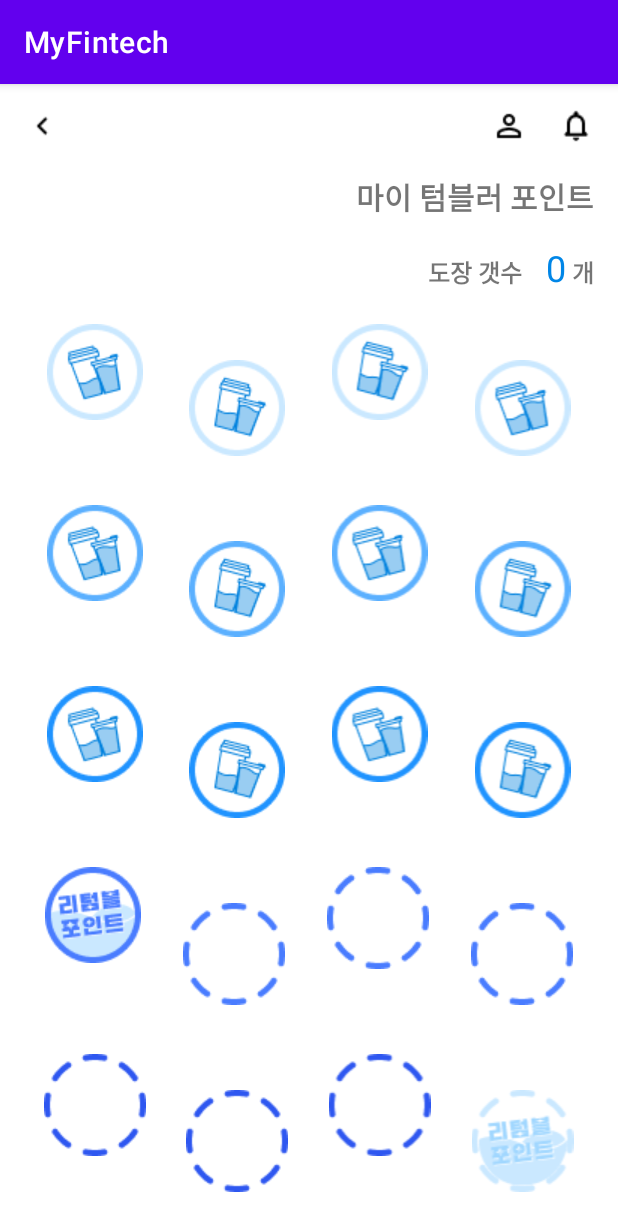
After one commit to MoneyAdd/MyFintech2, an Android app: the StampActivity screen opened directly, with no data from a screen before it, on a phone screen of 412 x 824 dp. The commit adds this screen. Shown: the top 1231 px of the screen. Run offline under Robolectric (Android 15) with nearby library versions, the phone set to English and light mode, and no system bars.

Commit message:
xml추가

```diff
--- a/app/src/main/AndroidManifest.xml
+++ b/app/src/main/AndroidManifest.xml
@@ -10,6 +10,9 @@
         android:supportsRtl="true"
         android:theme="@style/Theme.MyFintech">
         <activity
+            android:name=".StampActivity"
+            android:exported="false" />
+        <activity
             android:name=".MainActivity"
             android:exported="true">
             <intent-filter>
--- /dev/null
+++ b/app/src/main/java/com/cookandroid/myfintech/StampActivity.java
@@ -0,0 +1,16 @@
+package com.cookandroid.myfintech;
+
+import androidx.appcompat.app.AppCompatActivity;
+
+import android.os.Bundle;
+
+public class StampActivity extends AppCompatActivity {
+
+    @Override
+    protected void onCreate(Bundle savedInstanceState) {
+        super.onCreate(savedInstanceState);
+        setContentView(R.layout.activity_stamp);
+
+
+    }
+}
--- a/app/src/main/res/layout/activity_main.xml
+++ b/app/src/main/res/layout/activity_main.xml
@@ -9,7 +9,7 @@
     <TextView
         android:layout_width="wrap_content"
         android:layout_height="wrap_content"
-        android:text="3333333333333"
+        android:text="11111111111"
         app:layout_constraintBottom_toBottomOf="parent"
         app:layout_constraintLeft_toLeftOf="parent"
         app:layout_constraintRight_toRightOf="parent"
--- /dev/null
+++ b/app/src/main/res/layout/activity_stamp.xml
@@ -0,0 +1,309 @@
+<?xml version="1.0" encoding="utf-8"?>
+<LinearLayout xmlns:android="http://schemas.android.com/apk/res/android"
+    xmlns:app="http://schemas.android.com/apk/res-auto"
+    xmlns:tools="http://schemas.android.com/tools"
+    android:layout_width="match_parent"
+    android:layout_height="match_parent"
+    android:orientation="vertical"
+    tools:context=".StampActivity">
+    <LinearLayout
+        android:layout_width="match_parent"
+        android:layout_height="wrap_content">
+        <ImageView
+            android:layout_width="wrap_content"
+            android:layout_height="wrap_content"
+            android:layout_marginTop="16dp"
+            android:layout_marginLeft="16dp"
+            android:src="@drawable/chevron_left"/>
+        <View
+            android:layout_width="0dp"
+            android:layout_height="0dp"
+            android:layout_weight="1"
+            />
+        <ImageView
+            android:layout_width="wrap_content"
+            android:layout_height="wrap_content"
+            android:layout_marginTop="16dp"
+            android:layout_marginRight="20.41dp"
+            android:src="@drawable/person_outline"/>
+        <ImageView
+            android:layout_width="wrap_content"
+            android:layout_height="wrap_content"
+            android:layout_marginTop="16dp"
+            android:layout_marginRight="16dp"
+            android:src="@drawable/notifications_none"/>
+    </LinearLayout>
+    <LinearLayout
+        android:layout_width="match_parent"
+        android:layout_height="wrap_content"
+        android:layout_marginTop="20dp"
+        android:gravity="right"
+        android:orientation="vertical">
+        <TextView
+            android:layout_width="wrap_content"
+            android:layout_height="wrap_content"
+            android:text="마이 텀블러 포인트"
+            android:layout_marginRight="16dp"
+            android:textSize="20dp"
+            android:textStyle="bold"/>
+        <LinearLayout
+            android:layout_width="wrap_content"
+            android:layout_height="wrap_content"
+            android:layout_marginTop="16dp"
+            android:gravity="right"
+            android:orientation="horizontal">
+        <TextView
+            android:layout_width="wrap_content"
+            android:layout_height="wrap_content"
+            android:text="도장 갯수"
+            android:layout_marginRight="16dp"
+            android:textSize="16dp"
+            android:textStyle="bold"/>
+            <TextView
+                android:layout_width="wrap_content"
+                android:layout_height="wrap_content"
+                android:layout_marginRight="4dp"
+                android:text="0"
+                android:textSize="24dp"
+                android:textColor="#0086E7"/>
+            <TextView
+                android:layout_width="wrap_content"
+                android:layout_height="wrap_content"
+                android:layout_marginRight="16dp"
+                android:text="개"
+                android:textSize="16dp"
+                android:textStyle="bold"/>
+        </LinearLayout>
+    </LinearLayout>
+    <LinearLayout
+        android:layout_width="match_parent"
+        android:layout_height="wrap_content"
+        android:layout_weight="1"
+        android:layout_marginTop="21dp"
+        app:layout_constraintBottom_toBottomOf="parent"
+        app:layout_constraintEnd_toEndOf="parent"
+        app:layout_constraintStart_toStartOf="parent">
+
+        <ImageView
+            android:layout_width="wrap_content"
+            android:layout_height="wrap_content"
+
+            android:layout_weight="1"
+            android:layout_marginStart="16dp"
+            android:layout_marginBottom="24dp"
+            android:src="@drawable/frame29"
+            app:layout_constraintBottom_toBottomOf="parent"
+            app:layout_constraintStart_toStartOf="parent" />
+
+        <ImageView
+            android:layout_width="wrap_content"
+            android:layout_height="wrap_content"
+            android:layout_weight="1"
+            android:layout_marginTop="24dp"
+            android:src="@drawable/frame30"
+            app:layout_constraintBottom_toBottomOf="parent"
+            app:layout_constraintStart_toStartOf="parent" />
+        <ImageView
+            android:layout_width="wrap_content"
+            android:layout_height="wrap_content"
+            android:layout_weight="1"
+            android:layout_marginBottom="24dp"
+            android:src="@drawable/frame30"
+            app:layout_constraintBottom_toBottomOf="parent"
+            app:layout_constraintStart_toStartOf="parent" />
+        <ImageView
+            android:layout_width="wrap_content"
+            android:layout_height="wrap_content"
+            android:layout_weight="1"
+            android:layout_marginRight="16dp"
+            android:layout_marginTop="24dp"
+            android:src="@drawable/frame29"
+            app:layout_constraintBottom_toBottomOf="parent"
+            app:layout_constraintStart_toStartOf="parent" />
+
+    </LinearLayout>
+    <LinearLayout
+        android:layout_width="match_parent"
+        android:layout_height="wrap_content"
+        android:layout_weight="1"
+        app:layout_constraintBottom_toBottomOf="parent"
+        app:layout_constraintEnd_toEndOf="parent"
+        app:layout_constraintStart_toStartOf="parent">
+
+        <ImageView
+            android:layout_width="wrap_content"
+            android:layout_height="wrap_content"
+
+            android:layout_weight="1"
+            android:layout_marginStart="16dp"
+            android:layout_marginBottom="24dp"
+            android:src="@drawable/frame33"
+            app:layout_constraintBottom_toBottomOf="parent"
+            app:layout_constraintStart_toStartOf="parent" />
+
+        <ImageView
+            android:layout_width="wrap_content"
+            android:layout_height="wrap_content"
+            android:layout_weight="1"
+            android:layout_marginTop="24dp"
+            android:src="@drawable/frame36"
+            app:layout_constraintBottom_toBottomOf="parent"
+            app:layout_constraintStart_toStartOf="parent" />
+        <ImageView
+            android:layout_width="wrap_content"
+            android:layout_height="wrap_content"
+            android:layout_weight="1"
+            android:layout_marginBottom="24dp"
+            android:src="@drawable/frame33"
+            app:layout_constraintBottom_toBottomOf="parent"
+            app:layout_constraintStart_toStartOf="parent" />
+        <ImageView
+            android:layout_width="wrap_content"
+            android:layout_height="wrap_content"
+            android:layout_weight="1"
+            android:layout_marginRight="16dp"
+            android:layout_marginTop="24dp"
+            android:src="@drawable/frame36"
+            app:layout_constraintBottom_toBottomOf="parent"
+            app:layout_constraintStart_toStartOf="parent" />
+
+    </LinearLayout>
+    <LinearLayout
+        android:layout_width="match_parent"
+        android:layout_height="wrap_content"
+        android:layout_weight="1"
+        app:layout_constraintBottom_toBottomOf="parent"
+        app:layout_constraintEnd_toEndOf="parent"
+        app:layout_constraintStart_toStartOf="parent">
+
+        <ImageView
+            android:layout_width="wrap_content"
+            android:layout_height="wrap_content"
+
+            android:layout_weight="1"
+            android:layout_marginStart="16dp"
+            android:layout_marginBottom="24dp"
+            android:src="@drawable/frame37"
+            app:layout_constraintBottom_toBottomOf="parent"
+            app:layout_constraintStart_toStartOf="parent" />
+
+        <ImageView
+            android:layout_width="wrap_content"
+            android:layout_height="wrap_content"
+            android:layout_weight="1"
+            android:layout_marginTop="24dp"
+            android:src="@drawable/frame40"
+            app:layout_constraintBottom_toBottomOf="parent"
+            app:layout_constraintStart_toStartOf="parent" />
+        <ImageView
+            android:layout_width="wrap_content"
+            android:layout_height="wrap_content"
+            android:layout_weight="1"
+            android:layout_marginBottom="24dp"
+            android:src="@drawable/frame37"
+            app:layout_constraintBottom_toBottomOf="parent"
+            app:layout_constraintStart_toStartOf="parent" />
+        <ImageView
+            android:layout_width="wrap_content"
+            android:layout_height="wrap_content"
+            android:layout_weight="1"
+            android:layout_marginRight="16dp"
+            android:layout_marginTop="24dp"
+            android:src="@drawable/frame40"
+            app:layout_constraintBottom_toBottomOf="parent"
+            app:layout_constraintStart_toStartOf="parent" />
+
+    </LinearLayout>
+    <LinearLayout
+        android:layout_width="match_parent"
+        android:layout_height="wrap_content"
+        android:layout_weight="1"
+        app:layout_constraintBottom_toBottomOf="parent"
+        app:layout_constraintEnd_toEndOf="parent"
+        app:layout_constraintStart_toStartOf="parent">
+
+        <ImageView
+            android:layout_width="wrap_content"
+            android:layout_height="wrap_content"
+
+            android:layout_weight="1"
+            android:layout_marginStart="16dp"
+            android:layout_marginBottom="24dp"
+            android:src="@drawable/frame56"
+            app:layout_constraintBottom_toBottomOf="parent"
+            app:layout_constraintStart_toStartOf="parent" />
+
+        <ImageView
+            android:layout_width="wrap_content"
+            android:layout_height="wrap_content"
+            android:layout_weight="1"
+            android:layout_marginTop="24dp"
+            android:src="@drawable/frame42"
+            app:layout_constraintBottom_toBottomOf="parent"
+            app:layout_constraintStart_toStartOf="parent" />
+        <ImageView
+            android:layout_width="wrap_content"
+            android:layout_height="wrap_content"
+            android:layout_weight="1"
+            android:layout_marginBottom="24dp"
+            android:src="@drawable/frame42"
+            app:layout_constraintBottom_toBottomOf="parent"
+            app:layout_constraintStart_toStartOf="parent" />
+        <ImageView
+            android:layout_width="wrap_content"
+            android:layout_height="wrap_content"
+            android:layout_weight="1"
+            android:layout_marginRight="16dp"
+            android:layout_marginTop="24dp"
+            android:src="@drawable/frame42"
+            app:layout_constraintBottom_toBottomOf="parent"
+            app:layout_constraintStart_toStartOf="parent" />
+
+    </LinearLayout>
+    <LinearLayout
+        android:layout_width="match_parent"
+        android:layout_height="wrap_content"
+        android:layout_marginBottom="29dp"
+        app:layout_constraintBottom_toBottomOf="parent"
+        app:layout_constraintEnd_toEndOf="parent"
+        app:layout_constraintStart_toStartOf="parent">
+
+        <ImageView
+            android:layout_width="wrap_content"
+            android:layout_height="wrap_content"
+
+            android:layout_weight="1"
+            android:layout_marginStart="16dp"
+            android:layout_marginBottom="24dp"
+            android:src="@drawable/frame48"
+            app:layout_constraintBottom_toBottomOf="parent"
+            app:layout_constraintStart_toStartOf="parent" />
+
+        <ImageView
+            android:layout_width="wrap_content"
+            android:layout_height="wrap_content"
+            android:layout_weight="1"
+            android:layout_marginTop="24dp"
+            android:src="@drawable/frame48"
+            app:layout_constraintBottom_toBottomOf="parent"
+            app:layout_constraintStart_toStartOf="parent" />
+        <ImageView
+            android:layout_width="wrap_content"
+            android:layout_height="wrap_content"
+            android:layout_weight="1"
+            android:layout_marginBottom="24dp"
+            android:src="@drawable/frame48"
+            app:layout_constraintBottom_toBottomOf="parent"
+            app:layout_constraintStart_toStartOf="parent" />
+        <ImageView
+            android:layout_width="wrap_content"
+            android:layout_height="wrap_content"
+            android:layout_weight="1"
+            android:layout_marginRight="16dp"
+            android:layout_marginTop="24dp"
+            android:src="@drawable/frame56_1"
+            app:layout_constraintBottom_toBottomOf="parent"
+            app:layout_constraintStart_toStartOf="parent" />
+
+    </LinearLayout>
+</LinearLayout>
```
Also changed, not shown: app/src/main/res/drawable/chevron_left.png (added), app/src/main/res/drawable/frame29.png (added), app/src/main/res/drawable/frame30.png (added), app/src/main/res/drawable/frame33.png (added), app/src/main/res/drawable/frame36.png (added), app/src/main/res/drawable/frame37.png (added), app/src/main/res/drawable/frame40.png (added), app/src/main/res/drawable/frame42.png (added), app/src/main/res/drawable/frame48.png (added), app/src/main/res/drawable/frame50.png (added), app/src/main/res/drawable/frame56.png (added), app/src/main/res/drawable/frame56_1.png (added), app/src/main/res/drawable/notifications_none.png (added), app/src/main/res/drawable/person_outline.png (added).
